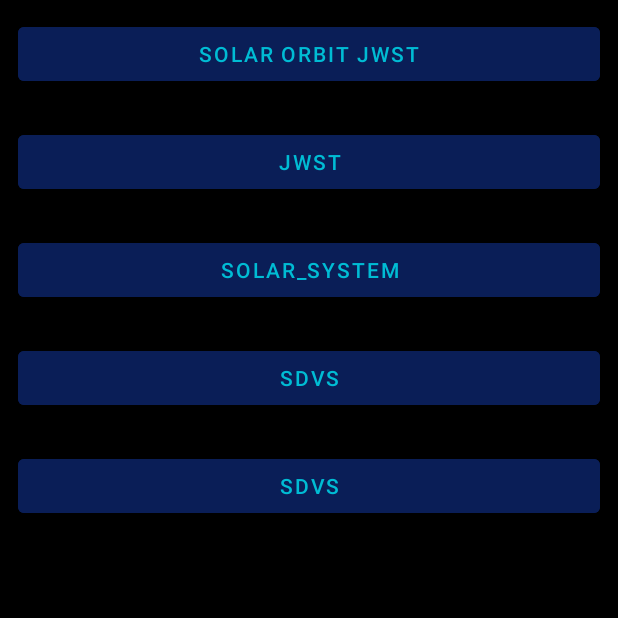
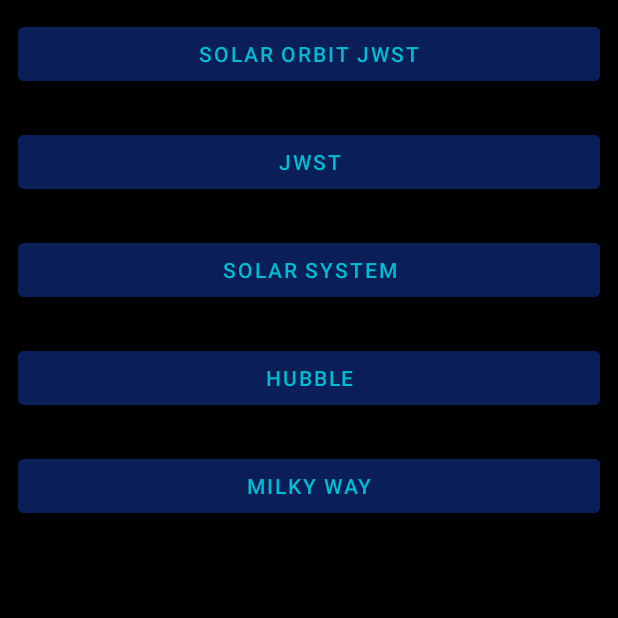
Before and after one commit to cj3dreams/JamesApp, an Android app: the AboutAppActivity screen opened directly, with no data from a screen before it, on a phone screen of 412 x 824 dp, the top half of it. Run offline under Robolectric (Android 15) with nearby library versions, the phone set to English and light mode, and no system bars.

Commit message:
About заполнен

```diff
--- a/app/src/main/java/com/template/about/AboutAppActivity.kt
+++ b/app/src/main/java/com/template/about/AboutAppActivity.kt
@@ -2,17 +2,18 @@
 
 import androidx.appcompat.app.AppCompatActivity
 import android.os.Bundle
+import androidx.fragment.app.FragmentManager
 import com.template.R
 import com.template.about.view.AboutDescriptionFragment
+import com.template.about.view.DescriptionFragment
 
 class AboutAppActivity : AppCompatActivity() {
-
 
     override fun onCreate(savedInstanceState: Bundle?) {
         super.onCreate(savedInstanceState)
         setContentView(R.layout.activity_about_app)
         supportFragmentManager.beginTransaction().apply {
-            replace(R.id.frag_cont, AboutDescriptionFragment()).commit()
+            add(R.id.frag_cont, AboutDescriptionFragment()).commit()
         }
     }
 }
--- a/app/src/main/java/com/template/about/data/AboutModel.kt
+++ /dev/null
@@ -1,5 +0,0 @@
-package com.template.about.data
-
-import com.template.R
-
-data class AboutModel(val imageView: Int, val textView: Int)
--- a/app/src/main/java/com/template/about/view/AboutDescriptionFragment.kt
+++ b/app/src/main/java/com/template/about/view/AboutDescriptionFragment.kt
@@ -9,7 +9,8 @@
 import com.template.R
 
 class AboutDescriptionFragment() : Fragment() {
-    private lateinit var solarOrbitButton: Button
+
+    private lateinit var button1: Button
     private lateinit var button2: Button
     private lateinit var button3: Button
     private lateinit var button4: Button
@@ -21,8 +22,8 @@
     ): View? {
         // Inflate the layout for this fragment
         val view: View =  layoutInflater.inflate(R.layout.fragment_about_discription, container, false)
-        solarOrbitButton = view.findViewById(R.id.orbit_button)
-        solarOrbitButton.setOnClickListener{
+        button1 = view.findViewById(R.id.orbit_button)
+        button1.setOnClickListener{
             requireActivity().supportFragmentManager.beginTransaction().apply {
                 add(R.id.frag_cont, DescriptionFragment(1)).commit()
             }
--- a/app/src/main/res/layout/fragment_about_discription.xml
+++ b/app/src/main/res/layout/fragment_about_discription.xml
@@ -4,7 +4,9 @@
     android:layout_width="match_parent"
     android:layout_height="match_parent"
     android:background="@color/black"
-    tools:context=".about.view.AboutDescriptionFragment">
+    android:clickable="true"
+    tools:context=".about.view.AboutDescriptionFragment"
+    android:focusable="true">
 
     <Button
         android:layout_width="match_parent"
@@ -30,7 +32,7 @@
         android:layout_below="@+id/button2"
         android:layout_margin="12dp"
         android:backgroundTint="#0A1E57"
-        android:text="solar_system"/>
+        android:text="solar system"/>
 
     <Button
         android:layout_width="match_parent"
@@ -39,7 +41,7 @@
         android:layout_below="@+id/button3"
         android:layout_margin="12dp"
         android:backgroundTint="#0A1E57"
-        android:text="sdvs"/>
+        android:text="hubble"/>
 
     <Button
         android:layout_width="match_parent"
@@ -48,6 +50,6 @@
         android:layout_below="@+id/button4"
         android:layout_margin="12dp"
         android:backgroundTint="#0A1E57"
-        android:text="sdvs"/>
+        android:text="MILKY WAY"/>
 
 </RelativeLayout>
--- a/app/src/main/res/layout/fragment_solar_orbit.xml
+++ b/app/src/main/res/layout/fragment_description.xml
@@ -3,7 +3,7 @@
     xmlns:tools="http://schemas.android.com/tools"
     android:layout_width="match_parent"
     android:layout_height="match_parent"
-    android:background="@color/white"
+    android:background="@color/black"
     tools:context=".about.view.DescriptionFragment">
 
     <RelativeLayout
@@ -23,7 +23,7 @@
             android:layout_height="wrap_content"
             android:layout_below="@+id/teleskop_orbit_image"
             android:layout_margin="18dp"
-            android:textColor="@color/black"
+            android:textColor="@color/white"
             android:textSize="17sp" />
 
     </RelativeLayout>
```
Also changed, not shown: app/src/main/java/com/template/about/data/AboutContent.kt (deleted, +0 -12 lines), app/src/main/java/com/template/about/view/DescriptionFragment.kt (+5 -6 lines), app/src/main/res/values/strings.xml (+7 -0 lines), app/src/main/res/drawable-v24/hubble.jpg (added), app/src/main/res/drawable-v24/milky_way.jpg (added).
